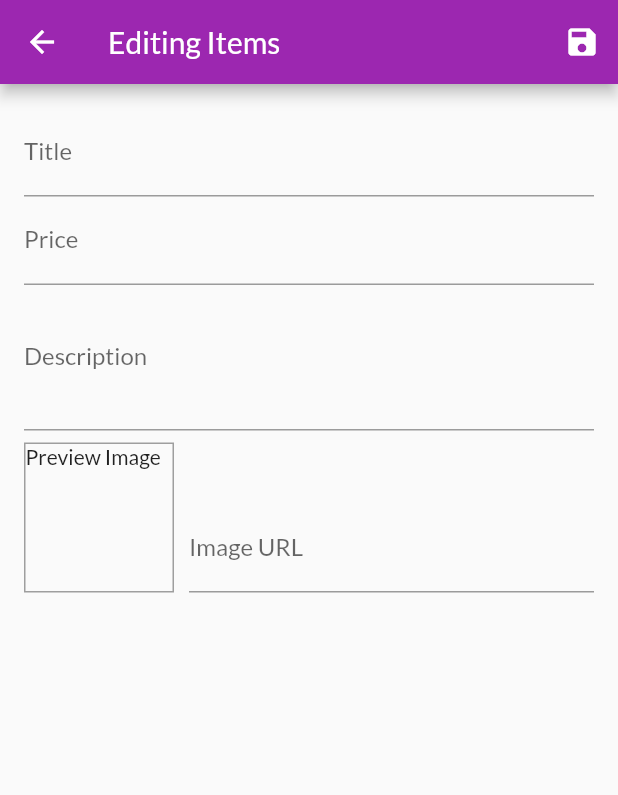
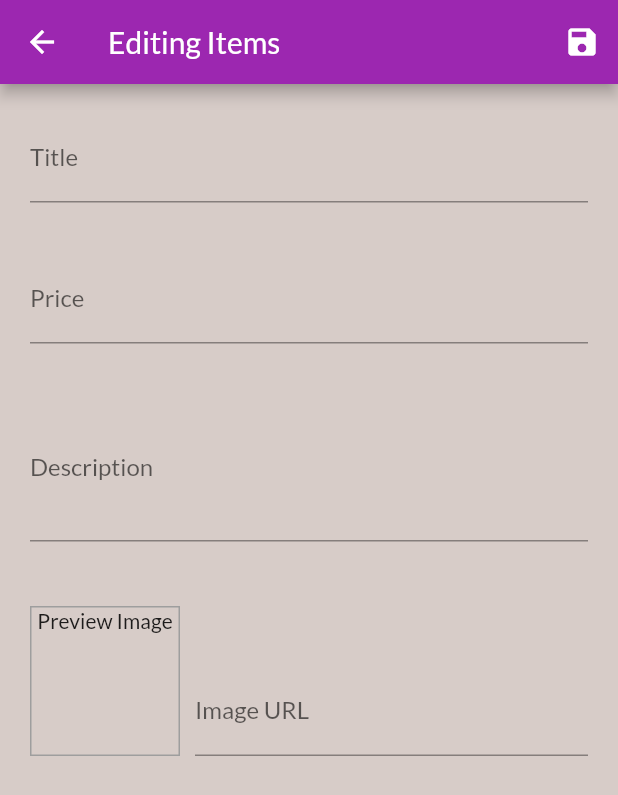
Before and after one commit to DexiangZhang/Simple_Shopping_App, a Flutter app: the EditProductScreen screen opened by its route, on a phone screen of 412 x 824 dp. Shown: the top 795 px of the screen. Run offline on Flutter 3.47's test engine with Material 2 defaults, Android fonts, the phone set to English and light mode, and no system bars; our stand-ins replace shared_preferences; accounts and stored records are empty.

Commit message:
added more visual aspect

```diff
--- a/lib/screens/edit_product_screen.dart
+++ b/lib/screens/edit_product_screen.dart
@@ -157,8 +157,9 @@ class _EditProductScreenState extends State<EditProductScreen> {
           ? Center(
               child: CircularProgressIndicator(),
             )
-          : Padding(
-              padding: const EdgeInsets.all(16.0),
+          : Container(
+              color: Colors.brown.shade100,
+              padding: const EdgeInsets.all(20),
               child: Form(
                 key: _form,
                 child: ListView(
@@ -194,6 +195,9 @@ class _EditProductScreenState extends State<EditProductScreen> {
                         }
                         return null;
                       },
+                    ),
+                    SizedBox(
+                      height: 35,
                     ),
                     TextFormField(
                       initialValue: _initValues["price"],
@@ -231,6 +235,9 @@ class _EditProductScreenState extends State<EditProductScreen> {
                         return null;
                       },
                     ),
+                    SizedBox(
+                      height: 35,
+                    ),
                     TextFormField(
                       initialValue: _initValues["description"],
                       decoration: InputDecoration(
@@ -260,6 +267,9 @@ class _EditProductScreenState extends State<EditProductScreen> {
                         return null;
                       },
                     ),
+                    SizedBox(
+                      height: 35,
+                    ),
                     Row(
                       crossAxisAlignment: CrossAxisAlignment.end,
                       children: <Widget>[
@@ -277,7 +287,7 @@ class _EditProductScreenState extends State<EditProductScreen> {
                             ),
                           ),
                           child: _imageUrlController.text.isEmpty
-                              ? Text("Preview Image")
+                              ? Text("Preview Image",textAlign: TextAlign.center,)
                               : FittedBox(
                                   child: Image.network(
                                     _imageUrlController.text,
--- a/lib/screens/product_detail_screen.dart
+++ b/lib/screens/product_detail_screen.dart
@@ -31,7 +31,7 @@ class ProductDetailScreen extends StatelessWidget {
               title: Text(
                 loadedProduct.title,
                 style: TextStyle(
-                  color: Colors.deepPurpleAccent,
+                  color: Colors.deepPurpleAccent.shade100,
                   fontSize: 20,
                 ),
               ),
--- a/lib/widgets/order_item.dart
+++ b/lib/widgets/order_item.dart
@@ -49,8 +49,8 @@ class _OrderItemState extends State<OrderItem> {
                 ),
             ),
               AnimatedContainer(
+                color: Colors.tealAccent.shade100,
                 duration: Duration(milliseconds: 300),
-
                 // it will take whatever is smaller value inside "min( , )", left side require "double" value
                 height: _expanded ? min(widget.order.products.length * 20.0 + 20, 100) : 0,
                 padding: EdgeInsets.symmetric(
```
